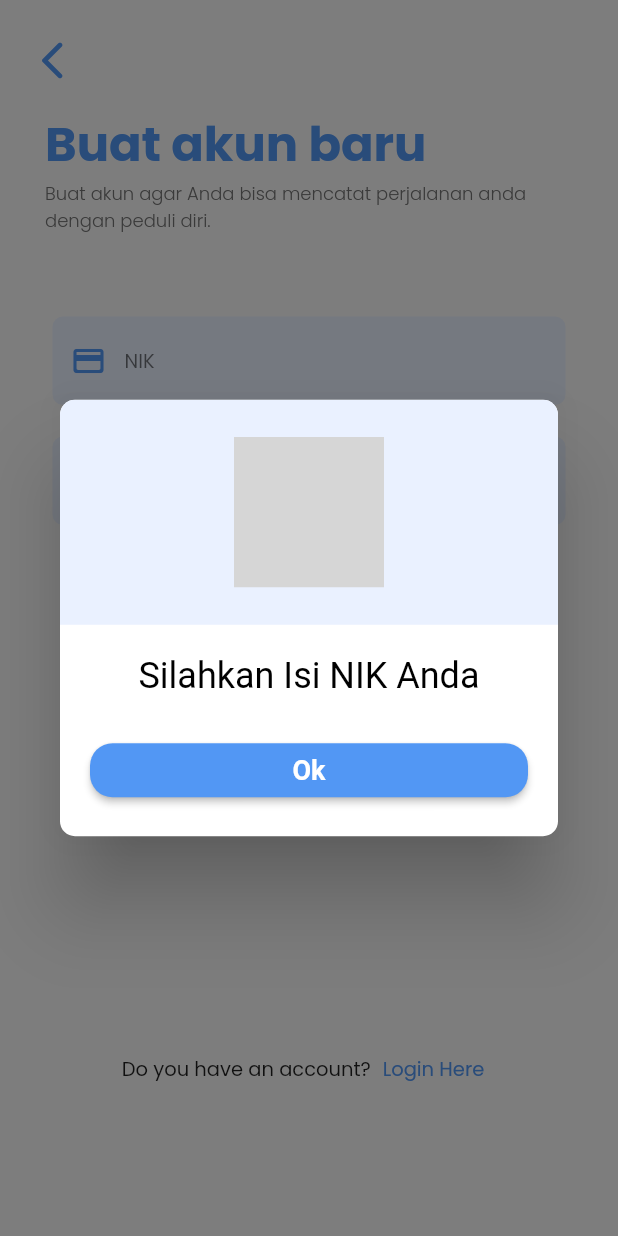
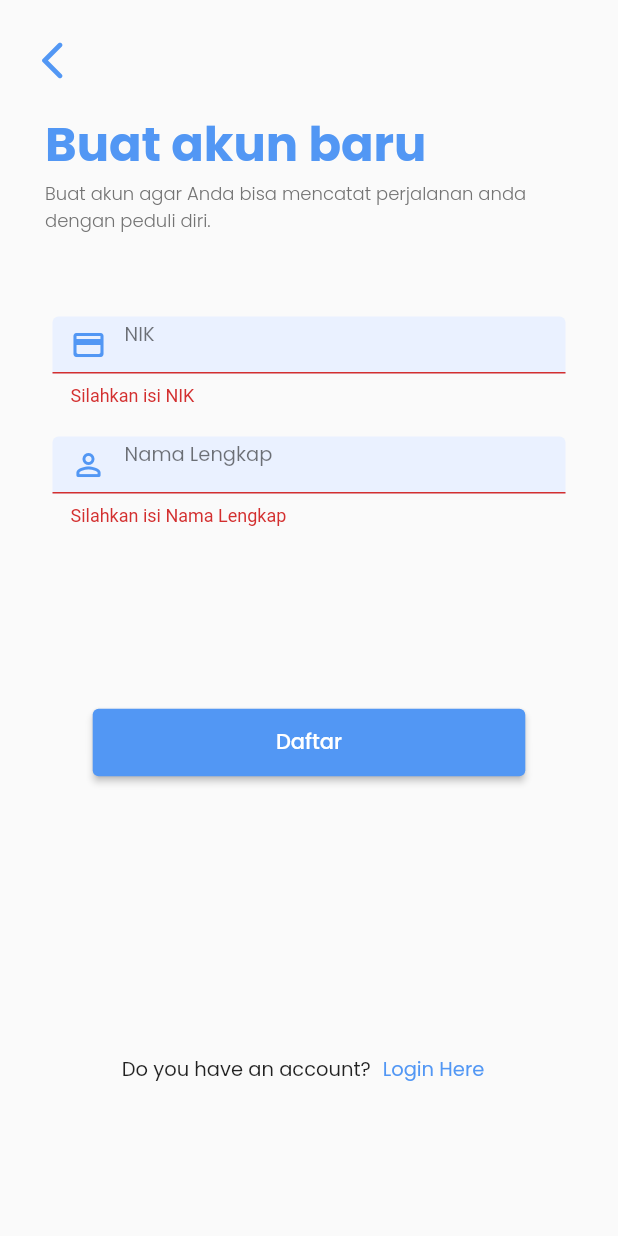
Before and after one commit to AldiJulianto/PeduliDiri, a Flutter app: the RegisterView screen opened by its route, after a tap on "Daftar", on a phone screen of 412 x 824 dp. Run offline on Flutter 3.47's test engine with Material 2 defaults, Android fonts, the light colour scheme and no system bars; our stand-ins replace cool_alert, flutter_svg, sqflite; accounts and stored records are empty; grey boxes are pictures that could not be loaded.

Commit message:
Validasi Register & Login

```diff
--- a/lib/models/login_model_data.dart
+++ b/lib/models/login_model_data.dart
@@ -1,13 +1,13 @@
-class User {
+class UserModels {
   final String? nik;
   final String? nama;
 
-  User ({
+  UserModels ({
     this.nik,
     this.nama
   });
 
-  User.fromMap(Map<String, dynamic> res):
+  UserModels.fromMap(Map<String, dynamic> res):
   nik = res ["nik"],
   nama = res ["nama"];
 
--- /dev/null
+++ b/lib/models/user_model.dart
@@ -0,0 +1,19 @@
+class UserModel {
+  String? nik;
+  String? nama;
+
+  UserModel(this.nik, this.nama);
+
+  Map<String, dynamic> toMap(){
+    var map = <String, dynamic> {
+      'nik':nik,
+      'nama':nama
+    };
+    return map;
+  }
+
+  UserModel.fromMap(Map<String, dynamic> map) {
+    nik=map['nik'];
+    nama=map['nama'];
+  }
+}
--- a/lib/ui/views/register_view.dart
+++ b/lib/ui/views/register_view.dart
@@ -1,4 +1,6 @@
 import 'package:flutter/material.dart';
+import 'package:peduli_diri/models/user_model.dart';
+import 'package:peduli_diri/services/database_handler.dart';
 import 'package:peduli_diri/ui/widgets/costume_button_logReg.dart';
 import 'package:peduli_diri/ui/widgets/form_field_widget.dart';
 import 'package:peduli_diri/ui/widgets/title_description_widget.dart';
@@ -17,36 +19,46 @@ class _RegisterViewState extends State<RegisterView> {
 
   final _conRegNik = TextEditingController();
   final _conRegNama = TextEditingController();
+  var dbHelper;
 
-  void fungtionSignUp (BuildContext context){
-    final form = _formKey.currentState;
+  @override
+  void initState() {
+    // TODO: implement initState
+    super.initState();
+    dbHelper = DbHelper();
+  }
+
+  void fungtionSignUp (BuildContext context) {
 
     String nik = _conRegNik.text;
     String nama = _conRegNama.text;
 
-    // if (form!.validate()) {
-    //   alertDiaglogSucces(context, "Registrasi Berhasil");
-    // }
-
-    if(nik.isEmpty){
-      alertDialogWarning(context, "Silahkan Isi NIK Anda");
-    }
-
-    else if (nik.length != 16 ){
+    if (_formKey.currentState!.validate()) {
+      if (nik.length != 16 ){
       alertDialogWarning(context, "NIK tidak valid");
     }
-
-    else if (nama.isEmpty) {
-      alertDialogWarning(context, "Silahkan Isi Nama Anda");
-    }
-
     else if (nama.length <= 2) {
       alertDialogWarning(context, "Nama Tidak Valid");
     }
 
     else {
-      alertDiaglogSucces(context, "Registrasi Berhasil");
+      _formKey.currentState!.save();
+
+      UserModel uModel = UserModel(nik, nama);
+
+      dbHelper.saveData(uModel).then((userData){
+        alertDiaglogSucces(context, "Sukes");
+        Navigator.pushNamedAndRemoveUntil(context, loginRoute, (route) => false);
+
+      }).catchError((error){
+        print("error");
+
+      });
+
     }
+    }
+
+
   }
 
   @override
--- a/lib/ui/widgets/form_field_widget.dart
+++ b/lib/ui/widgets/form_field_widget.dart
@@ -24,13 +24,13 @@ class CustomeFormField extends StatelessWidget {
         controller: controller,
         keyboardType: textInputType,
         obscureText: isSecure,
-        // validator:  (value) {
-        //   if (value == null || value.isEmpty ){
-        //     return 'Silahkan isi $hintText';
-        //   }
-        //   return null;
-        // },
-        // onSaved: (val) => controller.text = val!,
+        validator:  (value) {
+          if (value == null || value.isEmpty ){
+            return 'Silahkan isi $hintText';
+          }
+          return null;
+        },
+        onSaved: (val) => controller.text = val!,
         decoration: InputDecoration(
           enabledBorder: OutlineInputBorder(
             borderRadius: BorderRadius.all(Radius.circular(7.0)),
```
Also changed, not shown: lib/services/database_handler.dart (+19 -0 lines), lib/ui/views/login_view.dart (+52 -121 lines).
